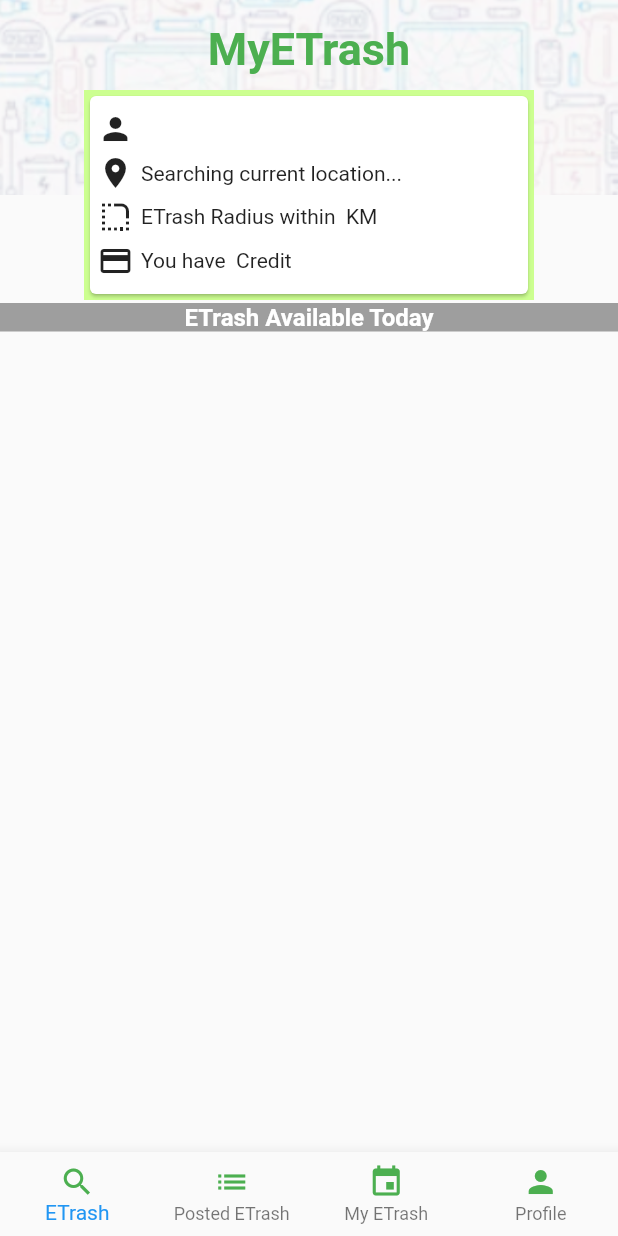
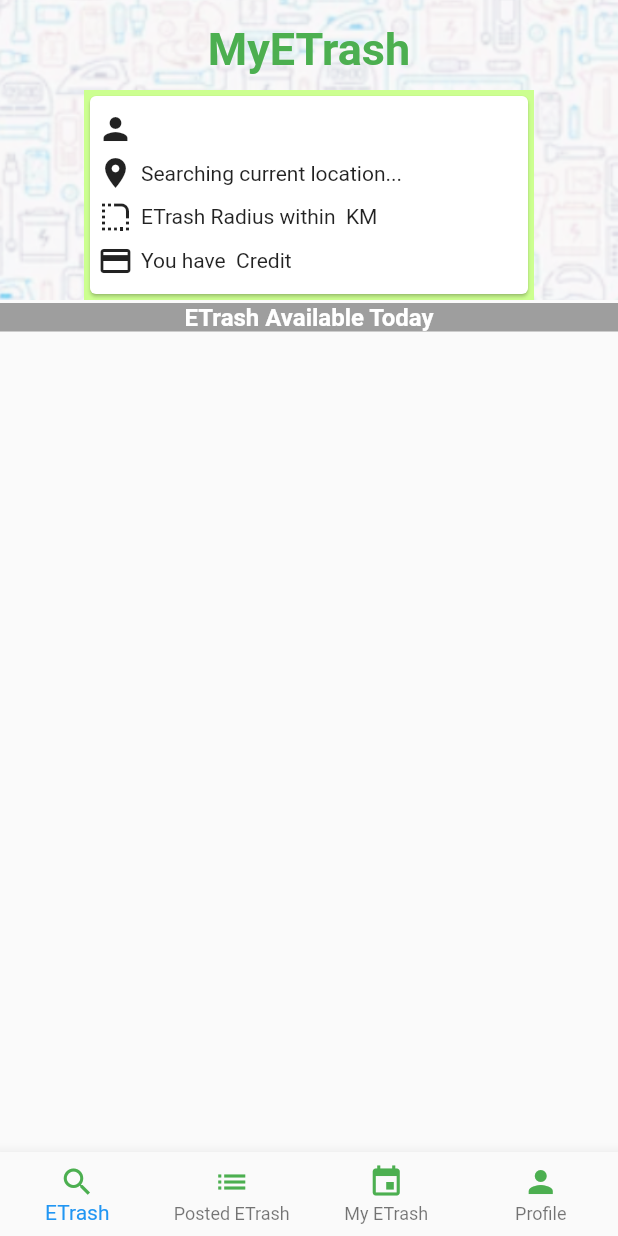
Before and after one commit to EmilySiew/myetrash, a Flutter app: the MainScreen screen opened directly with empty values, on a phone screen of 412 x 824 dp. Run offline on Flutter 3.47's test engine with Material 2 defaults, Android fonts, the phone set to English and light mode, and no system bars; our stand-ins replace flutter_rating_bar, geolocator, google_maps_flutter, image_picker, progress_dialog, random_string and 3 more; missing offline and left inert: place_picker; accounts and stored records are empty.

Commit message:
Update tab_screen.dart

```diff
--- a/lib/tab_screen.dart
+++ b/lib/tab_screen.dart
@@ -64,7 +64,7 @@ class _TabScreenState extends State<TabScreen> {
                                 child: Image.asset(
                                 "assets/images/background.PNG",
                                 fit: BoxFit.fitWidth,
-                                height: 130,
+                                height: 200,
                                 width: 500,
                               ),
                               ),
```
